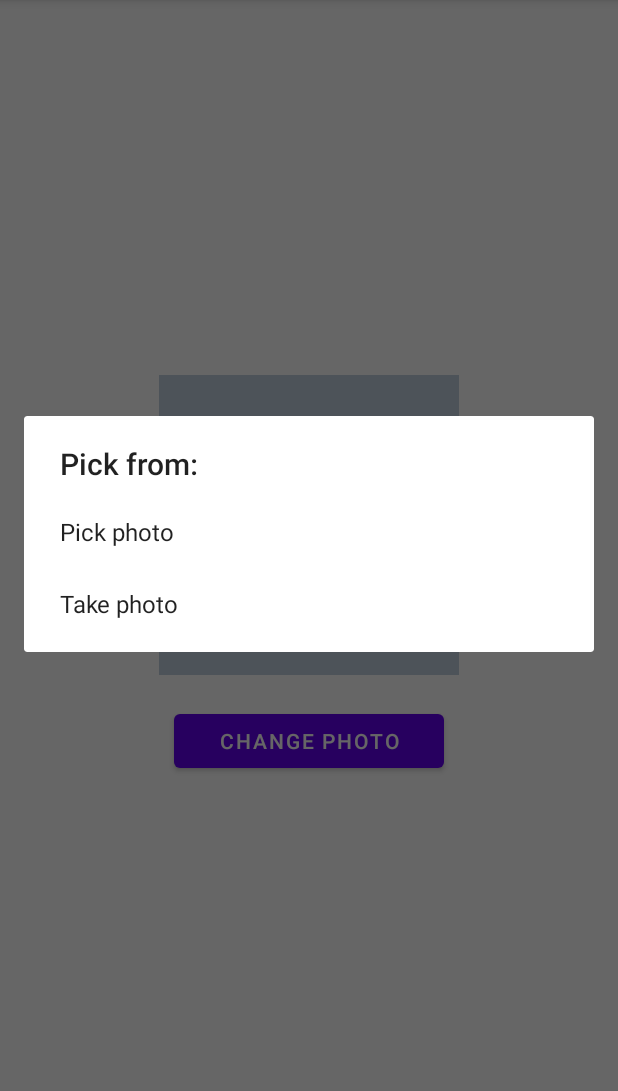
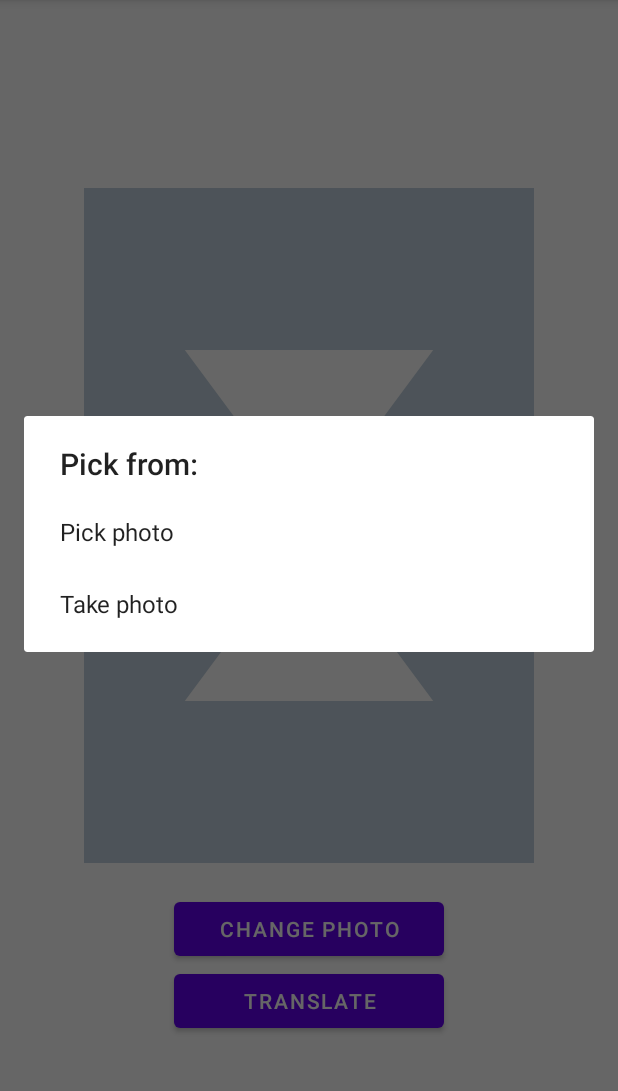
Before and after one commit to pretty-neat-org/steve-translator, an Android app: the screen it shows after launch (MainActivity), after a tap on "CHANGE PHOTO", on a phone screen of 412 x 824 dp, the part 84-1175 px from its top. Run offline under Robolectric (Android 15) with nearby library versions, the phone set to English and light mode, and no system bars; libraries missing offline, so code that uses them is left out: com.theartofdev.edmodo; pictures from the network do not load.

Commit message:
app finished

```diff
--- a/AndroidApp/app/src/main/java/com/example/myapplication/MainActivity.kt
+++ b/AndroidApp/app/src/main/java/com/example/myapplication/MainActivity.kt
@@ -33,8 +33,6 @@ class MainActivity : AppCompatActivity() {
                                 nav_host_fragment.childFragmentManager.fragments[0] as PhotoFragment
 
                             fragment.addPhoto(uri)
-
-                            upload(uri)
                         }
                     }
                 } catch (e: IOException) {
@@ -48,8 +46,4 @@ class MainActivity : AppCompatActivity() {
         super.onActivityResult(requestCode, resultCode, data)
     }
 
-    @RequiresApi(Build.VERSION_CODES.KITKAT)
-    fun upload(uri: Uri){
-        UploadUtility(this).uploadFile(uri) // Either Uri, File or String file path
-    }
 }
--- a/AndroidApp/app/src/main/java/com/example/myapplication/PhotoFragment.kt
+++ b/AndroidApp/app/src/main/java/com/example/myapplication/PhotoFragment.kt
@@ -30,8 +30,9 @@ class PhotoFragment : Fragment(R.layout.fragment_photo) {
     private val PICK_IMAGE = 1
     private val TAKE_PHOTO = 2
     private var currentPhotoPath: String = ""
-    internal var imageUploadURL = "http://localhost:8080/upload"
+    private lateinit var currPhotoURI: Uri
 
+    @RequiresApi(Build.VERSION_CODES.KITKAT)
     override fun onViewCreated(view: View, savedInstanceState: Bundle?) {
         super.onViewCreated(view, savedInstanceState)
         btn_change_photo.setOnClickListener {
@@ -46,14 +47,21 @@ class PhotoFragment : Fragment(R.layout.fragment_photo) {
                 }
                 .show()
         }
-//        btn_translate.setOnClickListener {
-//
-//
-//
-//        }
+        btn_translate.setOnClickListener {
+
+            upload()
+
+        }
     }
 
-
+    @RequiresApi(Build.VERSION_CODES.KITKAT)
+    fun upload(){
+        if (currPhotoURI != null) {
+//            val myFile = File(currentPhotoPath as String)
+//            val imgUri = Uri.fromFile(myFile)
+            UploadUtility((activity as MainActivity?)!!).uploadFile(currPhotoURI) // Either Uri, File or String file path
+        }
+    }
 
     private fun pickPhoto(code: Int) {
         Intent(
@@ -94,6 +102,7 @@ class PhotoFragment : Fragment(R.layout.fragment_photo) {
             Glide.with(it)
                 .load(uri).circleCrop()
                 .into(iv_photo)
+            currPhotoURI = uri
         }
     }
 
--- a/AndroidApp/app/src/main/java/com/example/myapplication/UploadUtility.kt
+++ b/AndroidApp/app/src/main/java/com/example/myapplication/UploadUtility.kt
@@ -19,6 +19,8 @@ class UploadUtility(activity: Activity) {
     var dialog: ProgressDialog? = null
     var serverURL: String = "http://localhost:8080/upload"
     var serverUploadDirectoryPath: String = "http://localhost:8080/uploads"
+//    var serverURL: String = "https://handyopinion.com/tutorials/UploadToServer.php"
+//    var serverUploadDirectoryPath: String = "https://handyopinion.com/tutorials/uploads/"
     val client = OkHttpClient()
 
     fun uploadFile(sourceFilePath: String, uploadedFileName: String? = null) {
--- a/AndroidApp/app/src/main/res/drawable/ic_profile.xml
+++ b/AndroidApp/app/src/main/res/drawable/ic_profile.xml
@@ -1,6 +1,6 @@
 <vector xmlns:android="http://schemas.android.com/apk/res/android"
-    android:width="200dp"
-    android:height="200dp"
+    android:width="300dp"
+    android:height="450dp"
     android:viewportWidth="200"
     android:viewportHeight="200">
     <path
@@ -11,12 +11,12 @@
             android:fillColor="#FFFFFF"
             android:strokeColor="#FFFFFF"
             android:strokeWidth="4"
-            android:pathData="M50,50 L150,50 L100,100 z"/>
+            android:pathData="M50,50 L150,50 L100, 95 z"/>
 
         <path
             android:fillColor="#FFFFFF"
             android:strokeColor="#FFFFFF"
             android:strokeWidth="4"
-            android:pathData="M50,150 L150,150 L100,100 z"/>
+            android:pathData="M50,150 L150,150 L100,105 z"/>
     </group>
 </vector>
--- a/AndroidApp/app/src/main/res/layout/fragment_photo.xml
+++ b/AndroidApp/app/src/main/res/layout/fragment_photo.xml
@@ -7,8 +7,8 @@
 
     <ImageView
         android:id="@+id/iv_photo"
-        android:layout_width="200dp"
-        android:layout_height="200dp"
+        android:layout_width="300dp"
+        android:layout_height="450dp"
         android:scaleType="centerCrop"
         android:src="@drawable/ic_profile"
         app:layout_constraintBottom_toTopOf="@+id/btn_change_photo"
@@ -30,14 +30,14 @@
         app:layout_constraintStart_toStartOf="@id/iv_photo"
         app:layout_constraintTop_toBottomOf="@+id/iv_photo" />
 
-<!--    <Button-->
-<!--        android:id="@+id/btn_translate"-->
-<!--        android:layout_width="180dp"-->
-<!--        android:layout_height="wrap_content"-->
-<!--        android:gravity="center"-->
-<!--        android:text="@string/translate"-->
-<!--        app:layout_constraintEnd_toEndOf="parent"-->
-<!--        app:layout_constraintStart_toStartOf="parent"-->
-<!--        app:layout_constraintTop_toBottomOf="@+id/btn_change_photo" />-->
+    <Button
+        android:id="@+id/btn_translate"
+        android:layout_width="180dp"
+        android:layout_height="wrap_content"
+        android:gravity="center"
+        android:text="@string/translate"
+        app:layout_constraintEnd_toEndOf="parent"
+        app:layout_constraintStart_toStartOf="parent"
+        app:layout_constraintTop_toBottomOf="@+id/btn_change_photo" />
 
 </androidx.constraintlayout.widget.ConstraintLayout>
```
